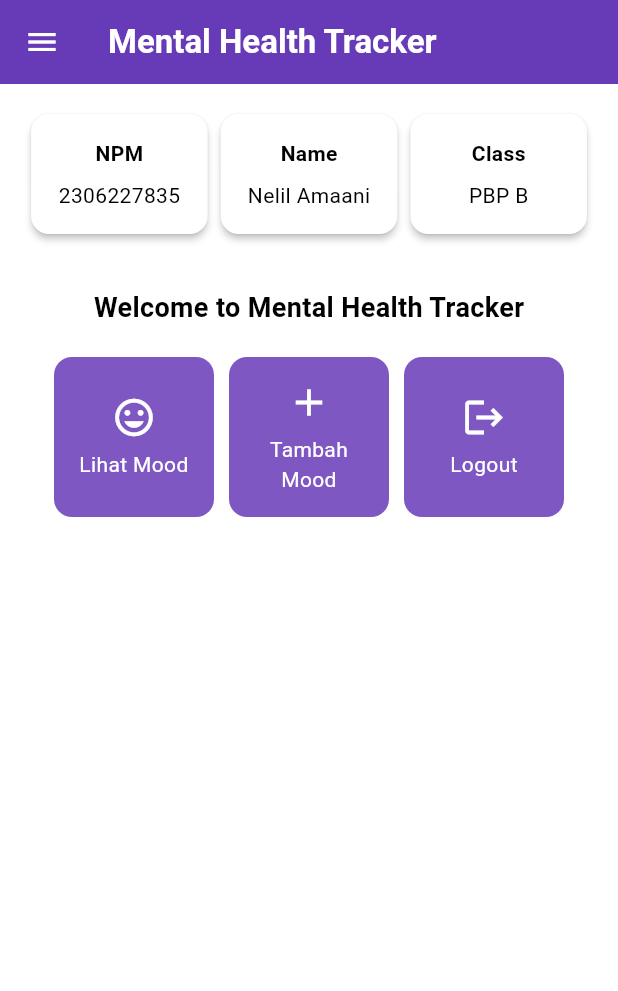
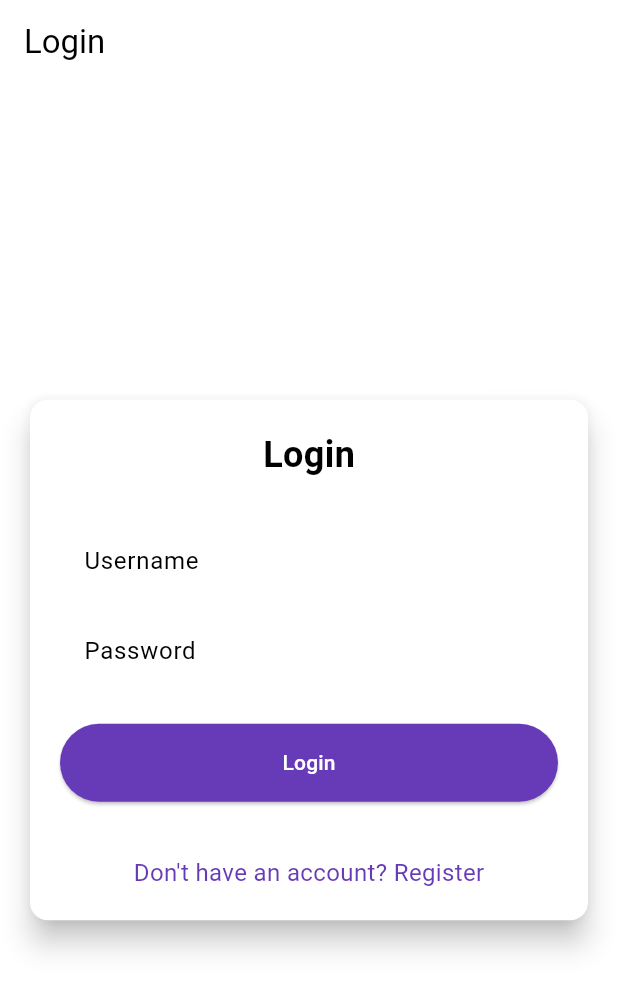
Before and after one commit to nelil21/mental-health-tracker-mobile, a Flutter app: the screen it shows after launch, on a phone screen of 412 x 824 dp. Shown: the top 991 px of the screen. Run offline on Flutter 3.47's test engine with Material 3 defaults, Android fonts, the phone set to English and light mode, and no system bars; missing offline and left inert: pbp_django_auth.

Commit message:
menyelesaikan tutorial 8

```diff
--- a/lib/main.dart
+++ b/lib/main.dart
@@ -1,6 +1,9 @@
 import 'package:flutter/material.dart';
 import 'package:mental_health_tracker/screens/menu.dart';
-
+import 'package:pbp_django_auth/pbp_django_auth.dart';
+import 'package:provider/provider.dart';
+import 'package:mental_health_tracker/screens/login.dart';
+import 'package:mental_health_tracker/screens/register.dart';
 void main() {
   runApp(const MyApp());
 }
@@ -10,15 +13,21 @@ class MyApp extends StatelessWidget {
 
   @override
   Widget build(BuildContext context) {
-    return MaterialApp(
-      title: 'Flutter Demo',
-      theme: ThemeData(
-        colorScheme: ColorScheme.fromSwatch(
-          primarySwatch: Colors.deepPurple,
-        ).copyWith(secondary: Colors.deepPurple[400]),
-        useMaterial3: true,
+    return Provider(
+      create: (_) {
+        CookieRequest request = CookieRequest();
+        return request;
+      },
+      child: MaterialApp(
+        title: 'Mental Health Tracker',
+        theme: ThemeData(
+          useMaterial3: true,
+          colorScheme: ColorScheme.fromSwatch(
+            primarySwatch: Colors.deepPurple,
+          ).copyWith(secondary: Colors.deepPurple[400]),
+        ),
+        home: const LoginPage(),
       ),
-      home: MyHomePage(),
     );
   }
 }
--- /dev/null
+++ b/lib/screens/login.dart
@@ -0,0 +1,181 @@
+import 'package:mental_health_tracker/screens/menu.dart';
+import 'package:flutter/material.dart';
+import 'package:pbp_django_auth/pbp_django_auth.dart';
+import 'package:provider/provider.dart';
+import 'package:mental_health_tracker/screens/register.dart';
+
+void main() {
+  runApp(const LoginApp());
+}
+
+class LoginApp extends StatelessWidget {
+  const LoginApp({super.key});
+
+  @override
+  Widget build(BuildContext context) {
+    return MaterialApp(
+      title: 'Login',
+      theme: ThemeData(
+        useMaterial3: true,
+        colorScheme: ColorScheme.fromSwatch(
+          primarySwatch: Colors.deepPurple,
+        ).copyWith(secondary: Colors.deepPurple[400]),
+      ),
+      home: const LoginPage(),
+    );
+  }
+}
+
+class LoginPage extends StatefulWidget {
+  const LoginPage({super.key});
+
+  @override
+  State<LoginPage> createState() => _LoginPageState();
+}
+
+class _LoginPageState extends State<LoginPage> {
+  final TextEditingController _usernameController = TextEditingController();
+  final TextEditingController _passwordController = TextEditingController();
+
+  @override
+  Widget build(BuildContext context) {
+    final request = context.watch<CookieRequest>();
+
+    return Scaffold(
+      appBar: AppBar(
+        title: const Text('Login'),
+      ),
+      body: Center(
+        child: SingleChildScrollView(
+          padding: const EdgeInsets.all(16.0),
+          child: Card(
+            elevation: 8,
+            shape: RoundedRectangleBorder(
+              borderRadius: BorderRadius.circular(12.0),
+            ),
+            child: Padding(
+              padding: const EdgeInsets.all(20.0),
+              child: Column(
+                mainAxisSize: MainAxisSize.min,
+                children: [
+                  const Text(
+                    'Login',
+                    style: TextStyle(
+                      fontSize: 24.0,
+                      fontWeight: FontWeight.bold,
+                    ),
+                  ),
+                  const SizedBox(height: 30.0),
+                  TextField(
+                    controller: _usernameController,
+                    decoration: const InputDecoration(
+                      labelText: 'Username',
+                      hintText: 'Enter your username',
+                      border: OutlineInputBorder(
+                        borderRadius: BorderRadius.all(Radius.circular(12.0)),
+                      ),
+                      contentPadding:
+                          EdgeInsets.symmetric(horizontal: 12.0, vertical: 8.0),
+                    ),
+                  ),
+                  const SizedBox(height: 12.0),
+                  TextField(
+                    controller: _passwordController,
+                    decoration: const InputDecoration(
+                      labelText: 'Password',
+                      hintText: 'Enter your password',
+                      border: OutlineInputBorder(
+                        borderRadius: BorderRadius.all(Radius.circular(12.0)),
+                      ),
+                      contentPadding:
+                          EdgeInsets.symmetric(horizontal: 12.0, vertical: 8.0),
+                    ),
+                    obscureText: true,
+                  ),
+                  const SizedBox(height: 24.0),
+                  ElevatedButton(
+                    onPressed: () async {
+                      String username = _usernameController.text;
+                      String password = _passwordController.text;
+
+                      // Cek kredensial
+                      // TODO: Ganti URL dan jangan lupa tambahkan trailing slash (/) di akhir URL!
+                      // Untuk menyambungkan Android emulator dengan Django pada localhost,
+                      // gunakan URL http://10.0.2.2/
+                      final response = await request
+                          .login("http://127.0.0.1:8000/auth/login/", {
+                        'username': username,
+                        'password': password,
+                      });
+
+                      if (request.loggedIn) {
+                        String message = response['message'];
+                        String uname = response['username'];
+                        if (context.mounted) {
+                          Navigator.pushReplacement(
+                            context,
+                            MaterialPageRoute(
+                                builder: (context) => MyHomePage()),
+                          );
+                          ScaffoldMessenger.of(context)
+                            ..hideCurrentSnackBar()
+                            ..showSnackBar(
+                              SnackBar(
+                                  content:
+                                      Text("$message Selamat datang, $uname.")),
+                            );
+                        }
+                      } else {
+                        if (context.mounted) {
+                          showDialog(
+                            context: context,
+                            builder: (context) => AlertDialog(
+                              title: const Text('Login Gagal'),
+                              content: Text(response['message']),
+                              actions: [
+                                TextButton(
+                                  child: const Text('OK'),
+                                  onPressed: () {
+                                    Navigator.pop(context);
+                                  },
+                                ),
+                              ],
+                            ),
+                          );
+                        }
+                      }
+                    },
+                    style: ElevatedButton.styleFrom(
+                      foregroundColor: Colors.white,
+                      minimumSize: Size(double.infinity, 50),
+                      backgroundColor: Theme.of(context).colorScheme.primary,
+                      padding: const EdgeInsets.symmetric(vertical: 16.0),
+                    ),
+                    child: const Text('Login'),
+                  ),
+                  const SizedBox(height: 36.0),
+                  GestureDetector(
+                    onTap: () {
+                      Navigator.push(
+                        context,
+                        MaterialPageRoute(
+                            builder: (context) => const RegisterPage()),
+                      );
+                    },
+                    child: Text(
+                      'Don\'t have an account? Register',
+                      style: TextStyle(
+                        color: Theme.of(context).colorScheme.primary,
+                        fontSize: 16.0,
+                      ),
+                    ),
+                  ),
+                ],
+              ),
+            ),
+          ),
+        ),
+      ),
+    );
+  }
+}
--- a/pubspec.yaml
+++ b/pubspec.yaml
@@ -35,6 +35,8 @@ dependencies:
   # The following adds the Cupertino Icons font to your application.
   # Use with the CupertinoIcons class for iOS style icons.
   cupertino_icons: ^1.0.8
+  provider: ^6.1.2
+  pbp_django_auth: ^0.4.0
 
 dev_dependencies:
   flutter_test:
```
Also changed, not shown: lib/models/mood_entry.dart (added, +65 -0 lines), lib/screens/list_moodentry.dart (added, +90 -0 lines), lib/screens/moodentry_form.dart (+38 -3 lines), lib/screens/register.dart (added, +166 -0 lines), lib/widgets/left_drawer.dart (+14 -0 lines), lib/widgets/mood_card.dart (+37 -1 lines), pubspec.lock, 12 other files.
